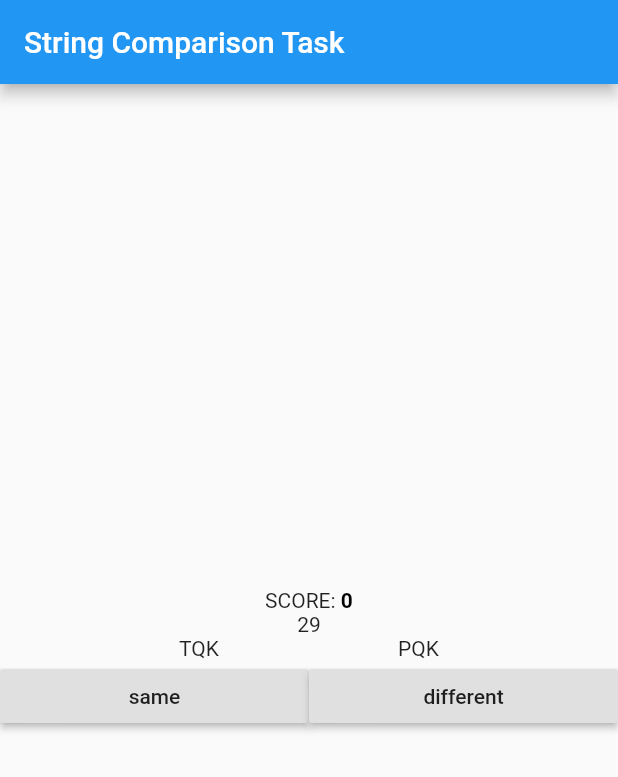
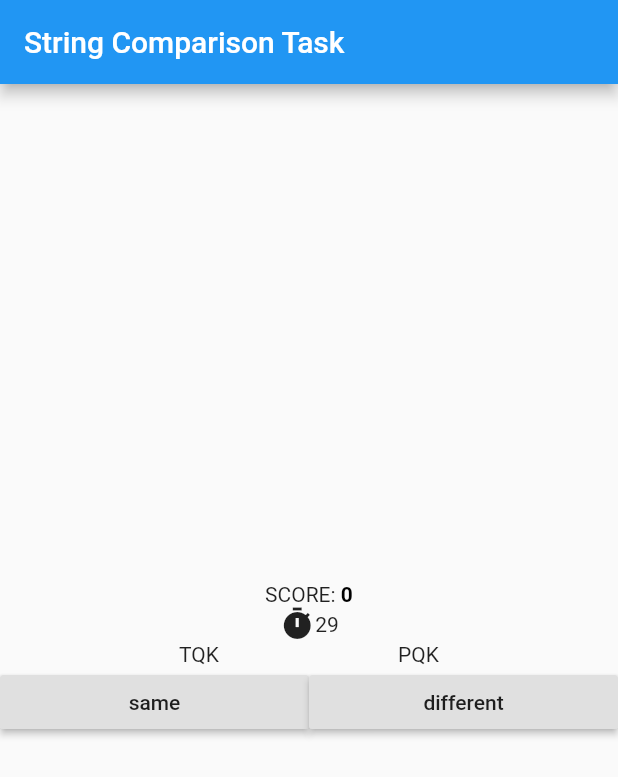
Before and after one commit to esplo/CA-Cop, a Flutter app: the screen it shows after launch, after a tap on "START", on a phone screen of 412 x 824 dp. Shown: the top 777 px of the screen. Run offline on Flutter 3.47's test engine with Material 2 defaults, Android fonts, the phone set to English and light mode, and no system bars.

Commit message:
[modify] change timer display

```diff
--- a/lib/question_area.dart
+++ b/lib/question_area.dart
@@ -1,5 +1,6 @@
 import 'package:ca_cop/answer_buttons.dart';
 import 'package:ca_cop/question.dart';
+import 'package:ca_cop/timer_display.dart';
 import 'package:ca_cop/word_pair.dart';
 import 'package:flutter/material.dart';
 
@@ -19,11 +20,11 @@ class QuestionArea extends StatelessWidget {
   Widget build(BuildContext context) {
     return Column(
       children: <Widget>[
-        Text('$remainingTime'),
+        TimerDisplay(remainingTime: remainingTime),
         Question(words: currentWordPair),
         AnswerButtons(
           nextQuestion: nextQuestion,
-        )
+        ),
       ],
     );
   }
--- /dev/null
+++ b/lib/timer_display.dart
@@ -0,0 +1,21 @@
+import 'package:flutter/material.dart';
+
+class TimerDisplay extends StatelessWidget {
+  const TimerDisplay({
+    Key key,
+    @required this.remainingTime,
+  }) : super(key: key);
+
+  final int remainingTime;
+
+  @override
+  Widget build(BuildContext context) {
+    return Row(
+      mainAxisAlignment: MainAxisAlignment.center,
+      children: <Widget>[
+        Icon(Icons.timer),
+        Text('$remainingTime'),
+      ],
+    );
+  }
+}
```
